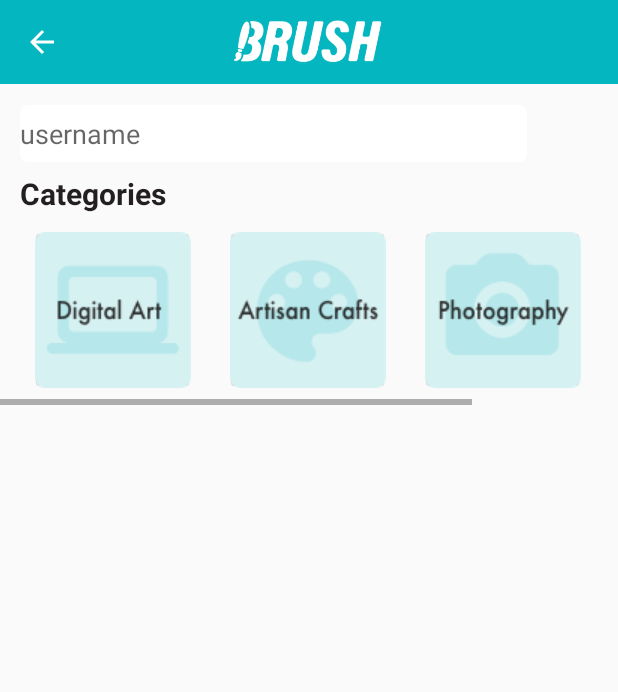
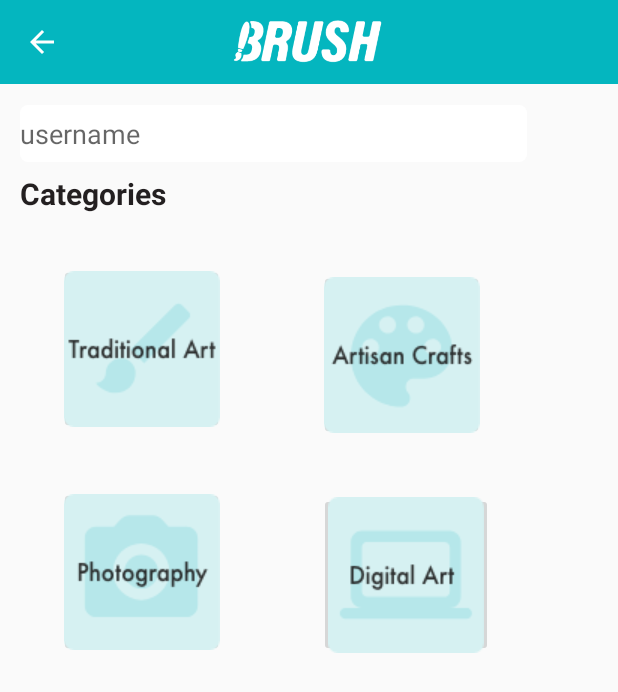
Before and after one commit to SadracTijerina/Brush, an Android app: the SearchUsersActivity screen opened directly, with no data from a screen before it, on a phone screen of 412 x 824 dp. Shown: the top 692 px of the screen. Run offline under Robolectric (Android 15) with nearby library versions, the phone set to English and light mode, and no system bars; our stand-ins replace Firebase (no records; nobody signed in at launch, a user with empty details on screens opened directly).

Commit message:
Search working now. My part complete

```diff
--- a/app/src/main/java/com/example/brush/MainActivity.java
+++ b/app/src/main/java/com/example/brush/MainActivity.java
@@ -218,6 +218,7 @@ public class MainActivity extends AppCompatActivity {
                 break;
 
             case R.id.nav_followers:
+
                 Toast.makeText(this, "followers", Toast.LENGTH_SHORT).show();
                 break;
 
--- a/app/src/main/java/com/example/brush/PublicProfileActivity.java
+++ b/app/src/main/java/com/example/brush/PublicProfileActivity.java
@@ -44,6 +44,8 @@ public class PublicProfileActivity extends AppCompatActivity {
         userProfileName = (TextView) findViewById(R.id.public_profile_full_name);
         username = (TextView) findViewById(R.id.public_profile_username);
         userBio = (TextView) findViewById(R.id.public_profile_bio);
+
+        //If currentuser is following user visiting, change text to follow
 
         profileRef.addValueEventListener(new ValueEventListener() {
             @Override
--- a/app/src/main/java/com/example/brush/SearchAdapter.java
+++ b/app/src/main/java/com/example/brush/SearchAdapter.java
@@ -30,8 +30,6 @@ public class SearchAdapter extends RecyclerView.Adapter<SearchAdapter.SearchView
     ArrayList<String> userID;
 
 
-    private int pos;
-
     String TAG = "333";
 
     class SearchViewHolder extends RecyclerView.ViewHolder {
@@ -58,16 +56,16 @@ public class SearchAdapter extends RecyclerView.Adapter<SearchAdapter.SearchView
     }
 
     @Override
-    public void onBindViewHolder(SearchViewHolder holder, int position) {
+    public void onBindViewHolder(SearchViewHolder holder, final int position) {
         holder.user_name.setText("@"+userNameList.get(position));
         Log.d(TAG, "position: " + position);
 
         holder.itemView.setOnClickListener(new View.OnClickListener() {
             @Override
             public void onClick(View view) {
-                Log.d(TAG, "position after: " + pos);
+                Log.d(TAG, "position after: " + position);
                 Intent intent = new Intent(view.getContext(), PublicProfileActivity.class);
-                intent.putExtra("userID", userID.get(pos));
+                intent.putExtra("userID", userID.get(position));
                 context.startActivity(intent);
             }
         });
--- a/app/src/main/java/com/example/brush/SearchUsersActivity.java
+++ b/app/src/main/java/com/example/brush/SearchUsersActivity.java
@@ -8,12 +8,14 @@ import android.os.Bundle;
 import android.support.v7.widget.DividerItemDecoration;
 import android.support.v7.widget.LinearLayoutManager;
 import android.support.v7.widget.RecyclerView;
+import android.support.v7.widget.RecyclerViewAccessibilityDelegate;
 import android.support.v7.widget.Toolbar;
 import android.text.Editable;
 import android.text.TextWatcher;
 import android.util.Log;
 import android.view.View;
 import android.widget.EditText;
+import android.widget.HorizontalScrollView;
 import android.widget.ImageButton;
 import android.widget.TextView;
 
@@ -44,6 +46,8 @@ public class SearchUsersActivity extends AppCompatActivity {
     private StorageReference storageReference;
 
     private ImageButton searchDigital, searchArtisan, searchPhotography, searchTraditional;
+    private HorizontalScrollView horizontalScrollView;
+    private RecyclerView recyclerView;
     private TextView textViewCategories;
 
     ArrayList<String> fullNameList;
@@ -74,6 +78,9 @@ public class SearchUsersActivity extends AppCompatActivity {
         searchPhotography = (ImageButton) findViewById(R.id.search_photography);
         searchTraditional = (ImageButton) findViewById(R.id.search_traditional);
         textViewCategories = (TextView) findViewById(R.id.categories_textview);
+        //recyclerView = (RecyclerView) findViewById(R.id.search_box);
+
+
 
 
 
--- a/app/src/main/java/com/example/brush/SetupActivity.java
+++ b/app/src/main/java/com/example/brush/SetupActivity.java
@@ -78,6 +78,7 @@ public class SetupActivity extends AppCompatActivity {
         mAuth = FirebaseAuth.getInstance();
         currentUserID = mAuth.getCurrentUser().getUid();
         UsersRef = FirebaseDatabase.getInstance().getReference().child("Users").child(currentUserID);
+
         UserProfileImageRef = FirebaseStorage.getInstance().getReference().child("profile images");
 
         username = (EditText) findViewById(R.id.setup_username);
@@ -280,6 +281,7 @@ public class SetupActivity extends AppCompatActivity {
             userMap.put("Username", UserName);
             userMap.put("Bio", "");
 
+
             UsersRef.updateChildren(userMap).addOnCompleteListener(new OnCompleteListener<Void>() {
                 @Override
                 public void onComplete(@NonNull Task<Void> task)
--- a/app/src/main/res/layout/activity_search_users.xml
+++ b/app/src/main/res/layout/activity_search_users.xml
@@ -53,23 +53,6 @@
         android:icon="@drawable/nav_search"
         android:inputType="textMultiLine" />
 
-
-    <android.support.v7.widget.RecyclerView
-        android:id="@+id/search_result_list"
-        android:layout_width="match_parent"
-        android:layout_height="match_parent"
-        android:layout_below="@+id/search_box"
-        android:layout_alignParentStart="true"
-        android:layout_alignParentLeft="true"
-        android:layout_marginStart="10dp"
-        android:layout_marginLeft="10dp"
-        android:layout_marginTop="10dp"
-        android:layout_marginEnd="10dp"
-        android:layout_marginRight="10dp"
-        android:layout_marginBottom="10dp">
-
-    </android.support.v7.widget.RecyclerView>
-
     <TextView
         android:id="@+id/categories_textview"
         android:layout_width="wrap_content"
@@ -85,51 +68,76 @@
         android:textSize="20dp"
         android:textStyle="bold" />
 
-    <HorizontalScrollView
-        android:layout_width="fill_parent"
-        android:layout_height="120dp"
-        android:scrollbars="horizontal"
-        android:layout_marginTop="150dp">
-        <LinearLayout
-            android:layout_width="match_parent"
-            android:layout_height="113dp"
-            android:orientation="horizontal">
 
     <ImageButton
         android:id="@+id/search_digital"
-                android:layout_width="110dp"
-                android:layout_height="113dp"
-                android:src="@drawable/search_digital"
+        android:layout_width="116dp"
+        android:layout_height="106dp"
+        android:layout_below="@+id/search_artisan"
+        android:layout_alignStart="@+id/search_artisan"
+        android:layout_alignLeft="@+id/search_artisan"
+        android:layout_alignBottom="@+id/search_photography"
         android:layout_gravity="center"
-                android:layout_marginLeft="20dp"/>
+        android:layout_marginStart="0dp"
+        android:layout_marginLeft="0dp"
+        android:layout_marginTop="35dp"
+        android:layout_marginBottom="0dp"
+        android:src="@drawable/search_digital" />
 
     <ImageButton
         android:id="@+id/search_artisan"
         android:layout_width="110dp"
         android:layout_height="113dp"
-                android:src="@drawable/search_artisan"
+        android:layout_alignTop="@+id/search_traditional"
         android:layout_gravity="center"
-                android:layout_marginLeft="20dp"/>
+        android:layout_marginStart="63dp"
+        android:layout_marginLeft="63dp"
+        android:layout_marginTop="4dp"
+        android:layout_toEndOf="@+id/search_traditional"
+        android:layout_toRightOf="@+id/search_traditional"
+        android:src="@drawable/search_artisan" />
 
     <ImageButton
         android:id="@+id/search_photography"
         android:layout_width="110dp"
         android:layout_height="113dp"
-                android:src="@drawable/search_photography"
+        android:layout_below="@+id/search_traditional"
+        android:layout_alignEnd="@+id/search_traditional"
+        android:layout_alignRight="@+id/search_traditional"
         android:layout_gravity="center"
-                android:layout_marginLeft="20dp"/>
+        android:layout_marginLeft="20dp"
+        android:layout_marginTop="35dp"
+        android:layout_marginEnd="0dp"
+        android:layout_marginRight="0dp"
+        android:src="@drawable/search_photography" />
 
     <ImageButton
         android:id="@+id/search_traditional"
         android:layout_width="110dp"
         android:layout_height="113dp"
-                android:src="@drawable/search_traditional"
+        android:layout_below="@+id/categories_textview"
+        android:layout_alignStart="@+id/search_result_list"
+        android:layout_alignLeft="@+id/search_result_list"
         android:layout_gravity="center"
-                android:layout_marginLeft="20dp"
-                android:layout_marginRight="20dp"/>
+        android:layout_marginStart="29dp"
+        android:layout_marginLeft="29dp"
+        android:layout_marginTop="33dp"
+        android:layout_marginRight="20dp"
+        android:src="@drawable/search_traditional" />
 
-        </LinearLayout>
-    </HorizontalScrollView>
-
+    <android.support.v7.widget.RecyclerView
+        android:id="@+id/search_result_list"
+        android:layout_width="match_parent"
+        android:layout_height="match_parent"
+        android:layout_below="@+id/search_box"
+        android:layout_alignParentStart="true"
+        android:layout_alignParentLeft="true"
+        android:layout_marginStart="10dp"
+        android:layout_marginLeft="10dp"
+        android:layout_marginTop="13dp"
+        android:layout_marginEnd="10dp"
+        android:layout_marginRight="10dp"
+        android:layout_marginBottom="10dp">
+    </android.support.v7.widget.RecyclerView>
 
 </RelativeLayout>
```
Lines whose indentation alone changed are shown as unchanged.
